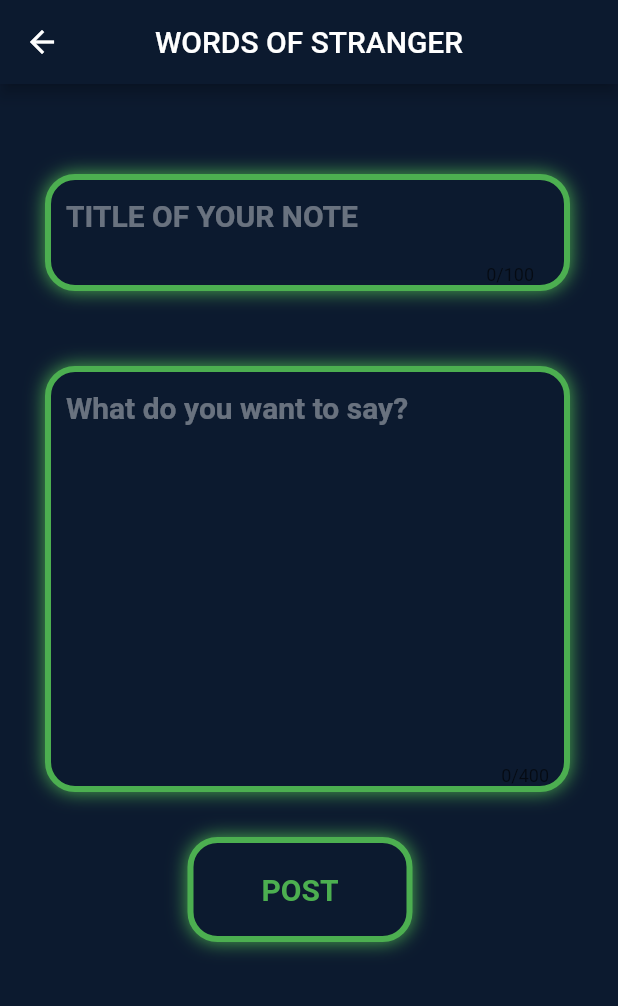
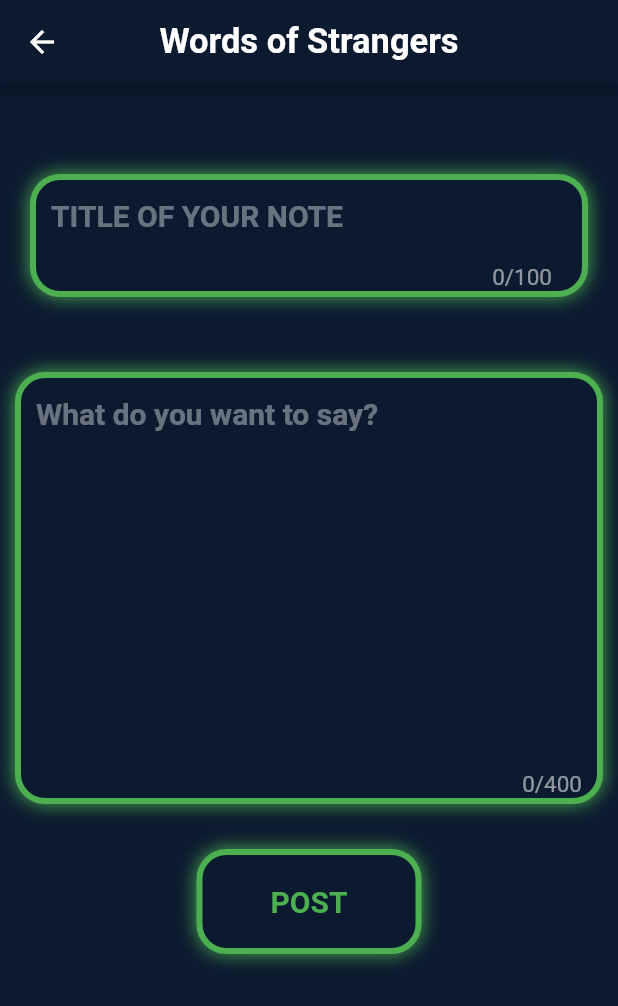
Before and after one commit to christian7dev/words_of_strangers, a Flutter app: the PostPage screen opened directly, on a phone screen of 412 x 824 dp. Shown: the top 1006 px of the screen. Run offline on Flutter 3.47's test engine with Material 2 defaults, Android fonts, the phone set to English and light mode, and no system bars; our stand-ins replace fluttertoast; network calls fail.

Commit message:
wos  bug fix, editing some padding , adding icon to button , refresh button added

```diff
--- a/lib/post.dart
+++ b/lib/post.dart
@@ -32,9 +32,11 @@ class _PostPageState extends State<PostPage> {
         backgroundColor:const Color.fromRGBO(12, 26, 47, 1),
         centerTitle: true,
         title:const  Text(
-            "WORDS OF STRANGER",
+            "Words of Strangers",
           style: TextStyle(
-            color: Colors.white
+            color: Colors.white,
+            fontSize: 23,
+            fontWeight: FontWeight.bold
           ),
         ),
 
@@ -42,10 +44,15 @@ class _PostPageState extends State<PostPage> {
         body: SingleChildScrollView(
           child: Column(
             children: [
+
+
+              //title block
+
+
               Padding(
-                padding: const EdgeInsets.only(top: 60.0 ,right: 20 , left: 30) ,
+                padding: const EdgeInsets.only(top: 60.0 ,right: 20 , left: 20) ,
                 child: Container(
-                  width: 350,
+                  width: 400,
                   decoration: BoxDecoration(
                     color: const Color.fromRGBO(12, 26, 47, 1),
                       boxShadow: const [
@@ -71,6 +78,10 @@ class _PostPageState extends State<PostPage> {
                       maxLines: 1,
                       maxLength: 100,
                       decoration: const InputDecoration(
+                        counterStyle: TextStyle(
+                          color: Colors.white54,
+                          fontSize: 15
+                        ),
                         hoverColor: Colors.white,
                         border: InputBorder.none,
                         hintText: "TITLE OF YOUR NOTE",
@@ -86,10 +97,14 @@ class _PostPageState extends State<PostPage> {
                 ),
               ),
 
+
+              //content block
+
+
               Padding(
-                padding: const EdgeInsets.only(top: 50.0 , left: 20 , right: 10),
+                padding: const EdgeInsets.only(top: 50.0 , left: 10 , right: 10),
                 child: Container(
-                  width: 350,
+                  width: 400,
                   decoration: BoxDecoration(
                     color: const Color.fromRGBO(12, 26, 47, 1),
                     border: Border.all(
@@ -115,6 +130,10 @@ class _PostPageState extends State<PostPage> {
                       maxLines: 10,
                       maxLength: 400,
                       decoration:const  InputDecoration(
+                          counterStyle: TextStyle(
+                              color: Colors.white54,
+                              fontSize: 15
+                          ),
                         border: InputBorder.none,
                         hintText: "What do you want to say?",
                         hintStyle: TextStyle(
@@ -128,6 +147,10 @@ class _PostPageState extends State<PostPage> {
                   ),
                 ),
               ),
+
+
+
+              //post button
 
 
               Padding(
```
Also changed, not shown: lib/main.dart (+110 -29 lines).
